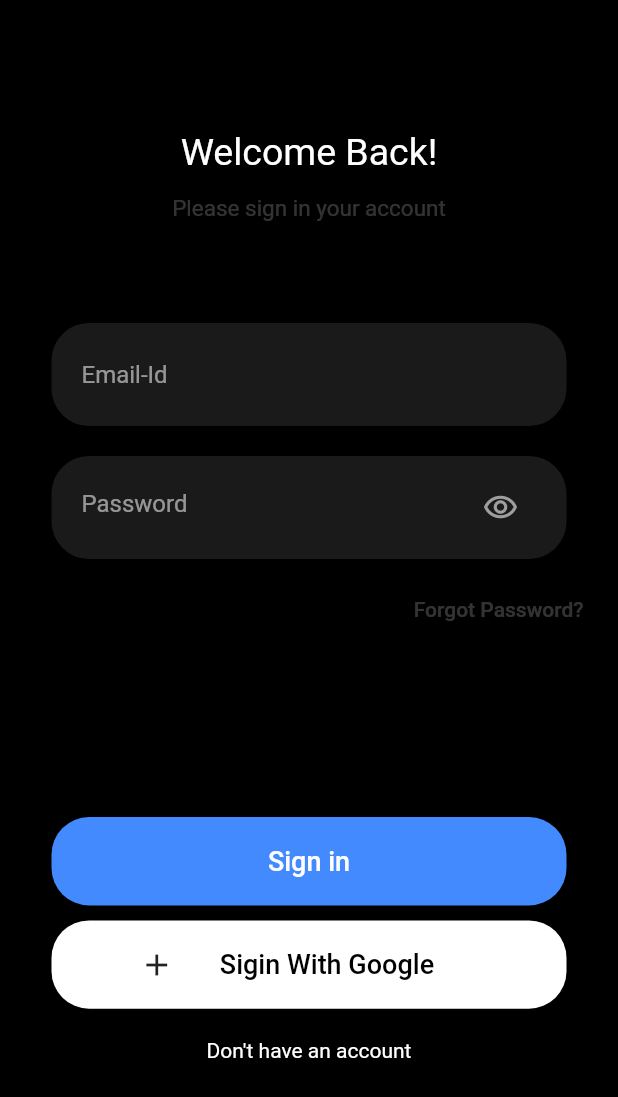
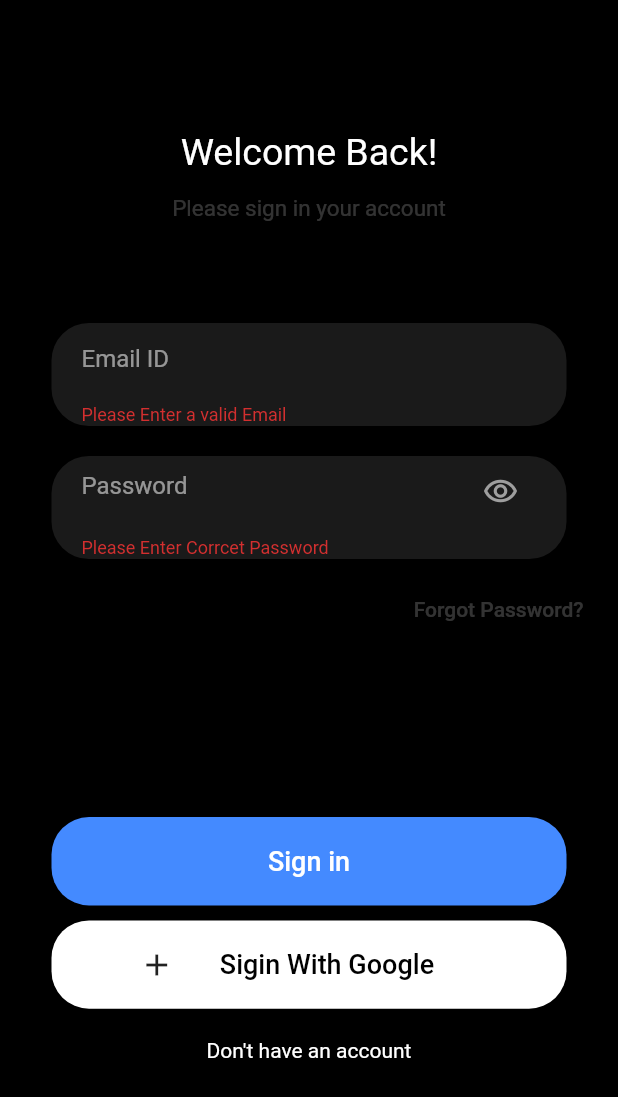
Before and after one commit to hitarthparmar0412/practical, a Flutter app: the LoginPage screen opened directly, after a tap on "Sign in", on a phone screen of 412 x 824 dp. Shown: the top 1097 px of the screen. Run offline on Flutter 3.47's test engine with Material 2 defaults, Android fonts, the phone set to English and light mode, and no system bars; network calls fail.

Commit message:
validation

```diff
--- a/lib/Screen/login_page.dart
+++ b/lib/Screen/login_page.dart
@@ -17,12 +17,14 @@ class LoginPage extends StatefulWidget {
 class _LoginPageState extends State<LoginPage> {
   final TextEditingController _emailController = TextEditingController();
   final TextEditingController _passwordController = TextEditingController();
+  final _formKey = GlobalKey<FormState>();
   @override
   Widget build(BuildContext context) {
     return Scaffold(
       backgroundColor: Colors.black,
       body: SafeArea(
         child: Form(
+          key: _formKey,
           child: Padding(
             padding: const EdgeInsets.symmetric(horizontal: 15, vertical: 30),
             child: Column(
@@ -53,18 +55,80 @@ class _LoginPageState extends State<LoginPage> {
                 const Spacer(
                   flex: 4,
                 ),
-                LoginTextfield(
-                  validator: () {},
-                  controller: _emailController,
-                  hintText: 'Email-Id',
+                Padding(
+                  padding: EdgeInsets.symmetric(horizontal: 10, vertical: 10),
+                  child: Container(
+                    alignment: Alignment.center,
+                    height: MediaQuery.of(context).size.width / 6,
+                    width: MediaQuery.of(context).size.width / 1.2,
+                    decoration: BoxDecoration(
+                        color: Colors.white.withOpacity(0.1),
+                        borderRadius: BorderRadius.circular(25)),
+                    child: Padding(
+                        padding: EdgeInsets.symmetric(horizontal: 20),
+                        child: TextFormField(
+                          validator: ((value) {
+                            if (value.toString().isEmpty) {
+                              return "Please Enter a valid Email";
+                            }
+                          }),
+                          onChanged: (value) {
+                            String name = value;
+                          },
+                          obscureText: false,
+                          controller: _emailController,
+                          style: const TextStyle(
+                            color: Colors.white,
+                          ),
+                          decoration: InputDecoration(
+                            border: InputBorder.none,
+                            hintText: "Email ID",
+                            hintStyle: const TextStyle(
+                              color: Colors.white54,
+                            ),
+                          ),
+                        )),
+                  ),
                 ),
-                LoginTextfield(
-                  validator: () {},
-                  controller: _passwordController,
-                  hintText: 'Password',
-                  icon: const Icon(
-                    Icons.remove_red_eye_outlined,
-                    color: Colors.grey,
+                Padding(
+                  padding: EdgeInsets.symmetric(horizontal: 10, vertical: 10),
+                  child: Container(
+                    alignment: Alignment.center,
+                    height: MediaQuery.of(context).size.width / 6,
+                    width: MediaQuery.of(context).size.width / 1.2,
+                    decoration: BoxDecoration(
+                        color: Colors.white.withOpacity(0.1),
+                        borderRadius: BorderRadius.circular(25)),
+                    child: Padding(
+                      padding: EdgeInsets.symmetric(horizontal: 20),
+                      child: TextFormField(
+                        validator: ((value) {
+                          if (value.toString().isEmpty) {
+                            return "Please Enter Corrcet Password";
+                          }
+                          return null;
+                        }),
+                        onChanged: (value) {
+                          var password = value;
+                        },
+                        obscureText: true,
+                        controller: _passwordController,
+                        style: const TextStyle(
+                          color: Colors.white,
+                        ),
+                        decoration: const InputDecoration(
+                          suffixIcon: Icon(
+                            Icons.remove_red_eye_outlined,
+                            color: Colors.grey,
+                          ),
+                          border: InputBorder.none,
+                          hintText: "Password",
+                          hintStyle: const TextStyle(
+                            color: Colors.white54,
+                          ),
+                        ),
+                      ),
+                    ),
                   ),
                 ),
                 Align(
@@ -83,7 +147,16 @@ class _LoginPageState extends State<LoginPage> {
                 Padding(
                   padding: const EdgeInsets.only(left: 10, right: 10),
                   child: CommanButton(
-                      text: "Sign in", visible: false, ontap: () {}),
+                    text: "Sign in",
+                    visible: false,
+                    ontap: () {
+                      if (_formKey.currentState!.validate()) {
+                        Navigator.of(context).push(
+                          MaterialPageRoute(builder: (context) => Container()),
+                        );
+                      }
+                    },
+                  ),
                 ),
                 const SizedBox(
                   height: 10,
--- a/lib/widgets/comman_button.dart
+++ b/lib/widgets/comman_button.dart
@@ -24,7 +24,7 @@ class CommanButton extends StatelessWidget {
         child: Row(
           mainAxisAlignment: MainAxisAlignment.center,
           children: <Widget>[
-            if (visible == true) Icon(Icons.add),
+            if (visible == true) const Icon(Icons.add),
             Align(
               alignment: Alignment.center,
               child: Padding(
--- a/lib/widgets/login_textfield.dart
+++ b/lib/widgets/login_textfield.dart
@@ -1,51 +1,55 @@
-import 'package:flutter/src/foundation/key.dart';
-import 'package:flutter/src/widgets/framework.dart';
-import 'package:flutter/widgets.dart';
+// import 'package:flutter/src/foundation/key.dart';
+// import 'package:flutter/src/widgets/framework.dart';
+// import 'package:flutter/widgets.dart';
 
-import 'package:flutter/material.dart';
+// import 'package:flutter/material.dart';
 
-class LoginTextfield extends StatelessWidget {
-  LoginTextfield(
-      {Key? key,
-      required this.controller,
-      required this.hintText,
-      this.icon,
-      required this.validator})
-      : super(key: key);
-  final TextEditingController controller;
-  final String hintText;
-  final Widget? icon;
-  final Function() validator;
+// class LoginTextfield extends StatelessWidget {
+//   LoginTextfield(
+//       {Key? key,
+//       required this.controller,
+//       required this.hintText,
+//       this.icon,
+//       required this.text,
+//       required this.observeText})
+//       : super(key: key);
+//   final TextEditingController controller;
+//   final String hintText;
+//   final Widget? icon;
+//   final String text;
+//   final bool observeText;
 
-  @override
-  Widget build(BuildContext context) {
-    return Padding(
-      padding: EdgeInsets.symmetric(horizontal: 10, vertical: 10),
-      child: Container(
-        alignment: Alignment.center,
-        height: MediaQuery.of(context).size.width / 6,
-        width: MediaQuery.of(context).size.width / 1.2,
-        decoration: BoxDecoration(
-            color: Colors.white.withOpacity(0.1),
-            borderRadius: BorderRadius.circular(25)),
-        child: Padding(
-          padding: EdgeInsets.symmetric(horizontal: 20),
-          child: TextFormField(
-            controller: controller,
-            style: const TextStyle(
-              color: Colors.white,
-            ),
-            decoration: InputDecoration(
-              suffixIcon: icon,
-              border: InputBorder.none,
-              hintText: hintText,
-              hintStyle: const TextStyle(
-                color: Colors.white54,
-              ),
-            ),
-          ),
-        ),
-      ),
-    );
-  }
-}
+//   @override
+//   Widget build(BuildContext context) {
+//     return Padding(
+//       padding: EdgeInsets.symmetric(horizontal: 10, vertical: 10),
+//       child: Container(
+//         alignment: Alignment.center,
+//         height: MediaQuery.of(context).size.width / 6,
+//         width: MediaQuery.of(context).size.width / 1.2,
+//         decoration: BoxDecoration(
+//             color: Colors.white.withOpacity(0.1),
+//             borderRadius: BorderRadius.circular(25)),
+//         child: Padding(
+//           padding: EdgeInsets.symmetric(horizontal: 20),
+//           child: TextFormField(
+//             validator: valida,
+//             obscureText: observeText,
+//             controller: controller,
+//             style: const TextStyle(
+//               color: Colors.white,
+//             ),
+//             decoration: InputDecoration(
+//               suffixIcon: icon,
+//               border: InputBorder.none,
+//               hintText: hintText,
+//               hintStyle: const TextStyle(
+//                 color: Colors.white54,
+//               ),
+//             ),
+//           ),
+//         ),
+//       ),
+//     );
+//   }
+// }
```
